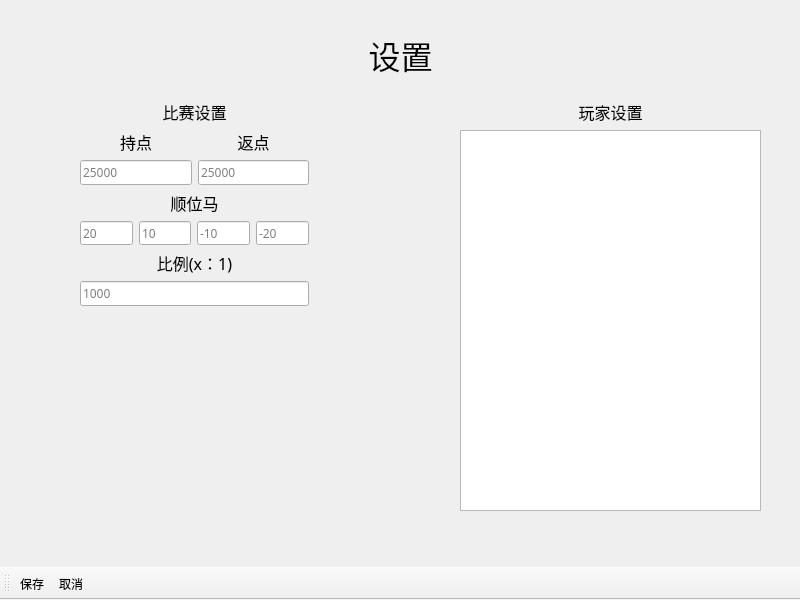
First picture: the form in UI/settingswindow.ui, repository JikanHou/MajCalc, before the edit.
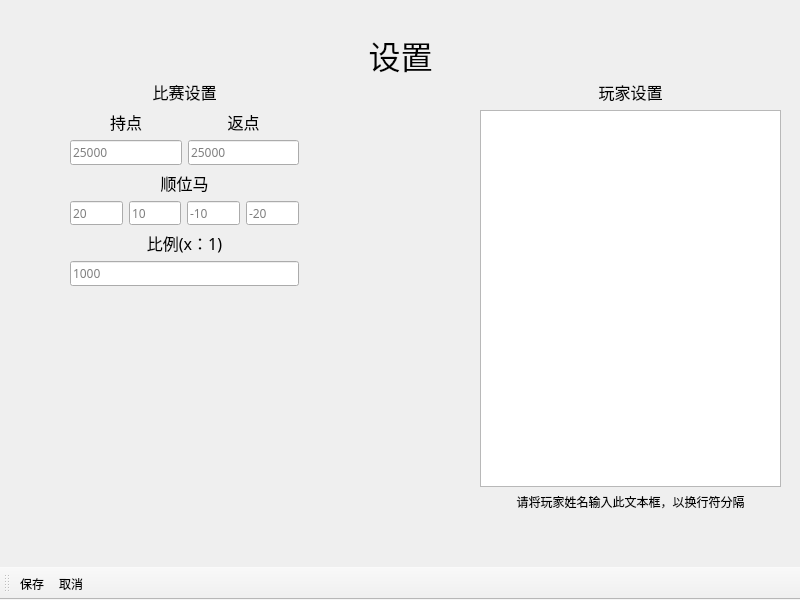
Second picture: the form after the edit. Icons and pictures are not drawn.

```diff
--- a/UI/settingswindow.ui
+++ b/UI/settingswindow.ui
@@ -67,8 +67,8 @@
    <widget class="QWidget" name="verticalLayoutWidget_6">
     <property name="geometry">
      <rect>
-      <x>80</x>
-      <y>100</y>
+      <x>70</x>
+      <y>80</y>
       <width>229</width>
       <height>206</height>
      </rect>
@@ -289,10 +289,10 @@
    <widget class="QWidget" name="verticalLayoutWidget_7">
     <property name="geometry">
      <rect>
-      <x>460</x>
-      <y>100</y>
+      <x>480</x>
+      <y>80</y>
       <width>301</width>
-      <height>411</height>
+      <height>431</height>
      </rect>
     </property>
     <layout class="QVBoxLayout" name="verticalLayout_7">
@@ -328,6 +328,16 @@
        </property>
       </widget>
      </item>
+     <item>
+      <widget class="QLabel" name="label_8">
+       <property name="text">
+        <string>请将玩家姓名输入此文本框，以换行符分隔</string>
+       </property>
+       <property name="alignment">
+        <set>Qt::AlignCenter</set>
+       </property>
+      </widget>
+     </item>
     </layout>
    </widget>
   </widget>
```
Left out of the diff: 19 changed lines with no effect on the pictures.
